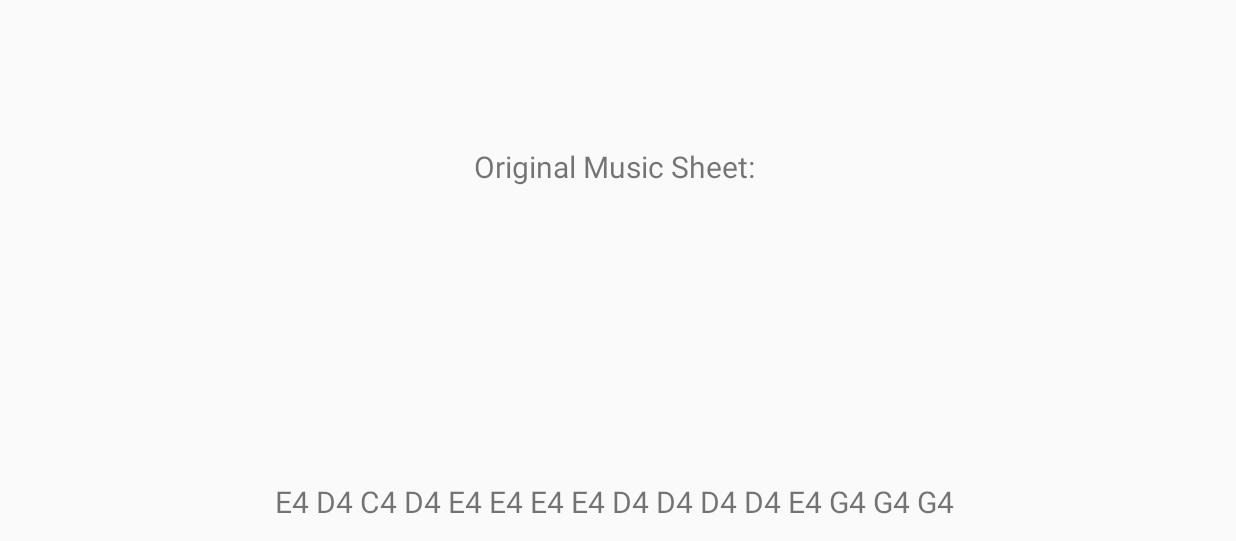
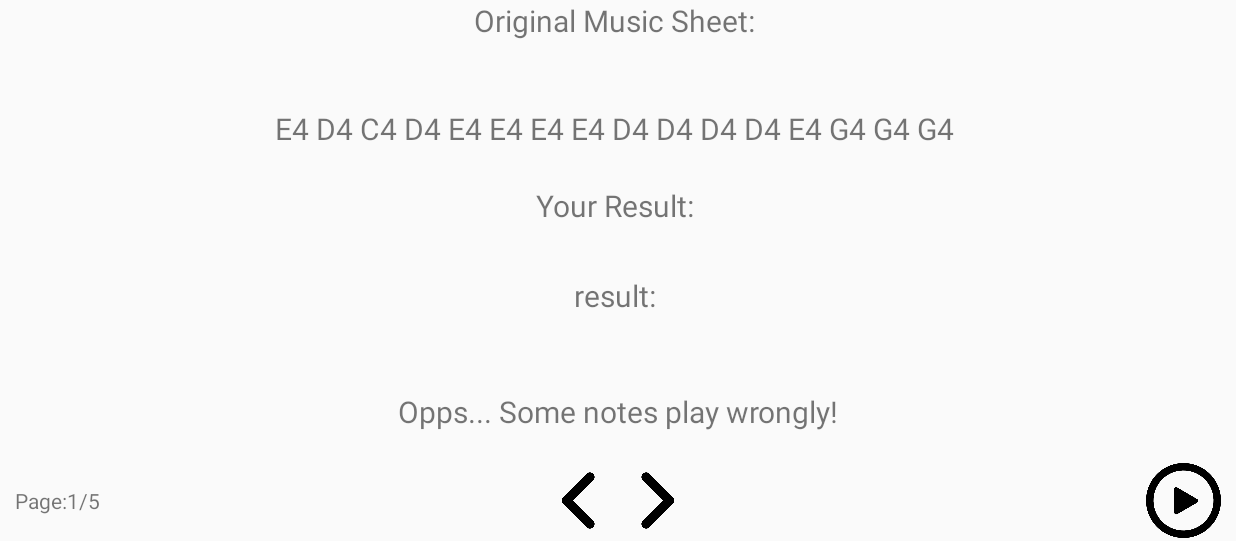
Before and after one commit to nicoletangsy/INFINITE, an Android app: the RightHandFeedback screen opened directly, with no data from a screen before it, on a phone screen of 824 x 412 dp (held sideways), the part 77-618 px from its top. Run offline under Robolectric (Android 15) with nearby library versions, the phone set to English and light mode, and no system bars.

Commit message:
changed right hand feedback xml

```diff
--- a/app/src/main/java/comnicoletangsyinfinite/httpsgithub/infinite/Pitch.java
+++ b/app/src/main/java/comnicoletangsyinfinite/httpsgithub/infinite/Pitch.java
@@ -10,7 +10,7 @@ public class Pitch {
     }
 
     public String getPitch () {
-        return "Pitch: " + pitch;
+        return "|" + pitch;
     }
 
     public void pitchConverted () {
--- a/app/src/main/java/comnicoletangsyinfinite/httpsgithub/infinite/RightHandFeedback.java
+++ b/app/src/main/java/comnicoletangsyinfinite/httpsgithub/infinite/RightHandFeedback.java
@@ -33,6 +33,15 @@ public class RightHandFeedback extends AppCompatActivity {
         setSupportActionBar(toolbar);
         getSupportActionBar().setDisplayHomeAsUpEnabled(true);
         getSupportActionBar().setDisplayShowHomeEnabled(true);
+
+        TextView feedback = findViewById(R.id.feedback);
+        String str = "";
+        if (aMusicNotes.getList() == oNotes) {
+            str = "Well Done! You play perfect!";
+        } else {
+            str = "Opps... Some notes play wrongly!";
+        }
+        feedback.setText(str);
     }
 
     @Override
@@ -51,4 +60,5 @@ public class RightHandFeedback extends AppCompatActivity {
         }
         return super.onOptionsItemSelected(menuItem);
     }
+
 }
--- a/app/src/main/res/layout/activity_right_hand_feedback.xml
+++ b/app/src/main/res/layout/activity_right_hand_feedback.xml
@@ -30,25 +30,25 @@
             android:id="@+id/original"
             android:layout_width="match_parent"
             android:layout_height="0dp"
-            android:layout_weight="3.25"
+            android:layout_weight="0.75"
+            android:gravity="center_horizontal"
             android:text="Original Music Sheet: "
-            android:textSize="20dp"
-            android:gravity="center"/>
+            android:textSize="20dp" />
 
         <TextView
             android:id="@+id/original2"
             android:layout_width="match_parent"
             android:layout_height="0dp"
-            android:layout_weight="3.25"
-            android:text=""
-            android:textSize="20dp"
-            android:gravity="center"/>
+            android:layout_weight="1"
+            android:gravity="center"
+            android:text="original2"
+            android:textSize="20dp" />
 
         <TextView
             android:id="@+id/result"
             android:layout_width="match_parent"
             android:layout_height="0dp"
-            android:layout_weight="3.25"
+            android:layout_weight="0.5"
             android:text="Your Result: "
             android:textSize="20dp"
             android:gravity="center"/>
@@ -57,22 +57,19 @@
             android:id="@+id/result2"
             android:layout_width="match_parent"
             android:layout_height="0dp"
-            android:layout_weight="3.25"
+            android:layout_weight="1.25"
             android:text=""
             android:textSize="20dp"
             android:gravity="center"/>
 
-        <android.support.v4.widget.Space
+        <TextView
+            android:id="@+id/feedback"
             android:layout_width="match_parent"
             android:layout_height="0dp"
-            android:layout_weight="0.5" />
-
-
-        <android.support.v4.widget.Space
-            android:layout_width="match_parent"
-            android:layout_height="0dp"
-            android:layout_weight="0.5" />
-
+            android:layout_weight="1"
+            android:text=""
+            android:textSize="20dp"
+            android:gravity="center"/>
 
 
         <LinearLayout
```
Also changed, not shown: app/src/main/res/layout/activity_test.xml (+18 -6 lines).
